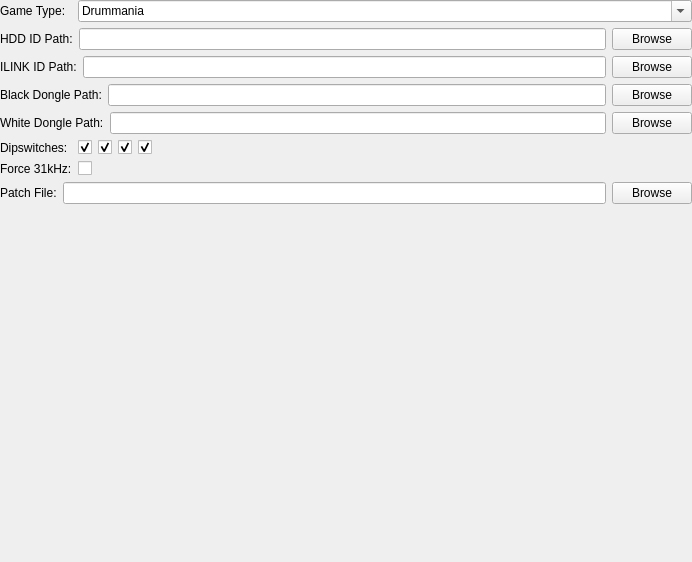
This is pcsx2-qt/Settings/Python2SettingsWidget.ui in ahmedmoselhi/pcsx2 as Qt 5 draws it before an edit. The edited form follows.
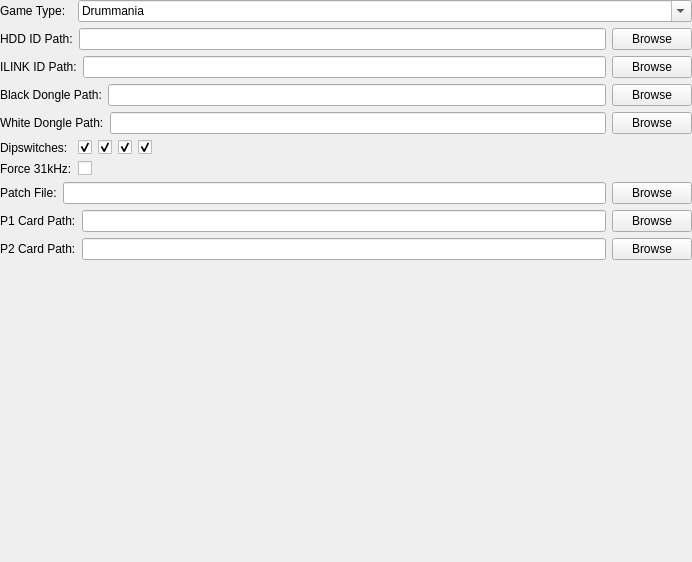
This is the edited form.

Commit message: Add way to configure card settings per-game

```diff
--- a/pcsx2-qt/Settings/Python2SettingsWidget.ui
+++ b/pcsx2-qt/Settings/Python2SettingsWidget.ui
@@ -230,6 +230,48 @@
       </item>
     </layout>
    </item>
+   <item row="8" column="0" colspan="3">
+    <layout class="QGridLayout" name="gridLayout_3_6">
+      <item row="0" column="0">
+        <widget class="QLabel" name="label_6">
+        <property name="text">
+          <string>P1 Card Path:</string>
+        </property>
+        </widget>
+      </item>
+      <item row="0" column="1">
+        <widget class="QLineEdit" name="player1CardPath" />
+      </item>
+      <item row="0" column="2">
+        <widget class="QPushButton" name="player1CardBrowse">
+        <property name="text">
+          <string>Browse</string>
+        </property>
+        </widget>
+      </item>
+    </layout>
+   </item>
+   <item row="9" column="0" colspan="3">
+    <layout class="QGridLayout" name="gridLayout_3_7">
+      <item row="0" column="0">
+        <widget class="QLabel" name="label_7">
+        <property name="text">
+          <string>P2 Card Path:</string>
+        </property>
+        </widget>
+      </item>
+      <item row="0" column="1">
+        <widget class="QLineEdit" name="player2CardPath" />
+      </item>
+      <item row="0" column="2">
+        <widget class="QPushButton" name="player2CardBrowse">
+        <property name="text">
+          <string>Browse</string>
+        </property>
+        </widget>
+      </item>
+    </layout>
+   </item>
   </layout>
  </widget>
  <resources>
```
The commit also changes 3 other files.
